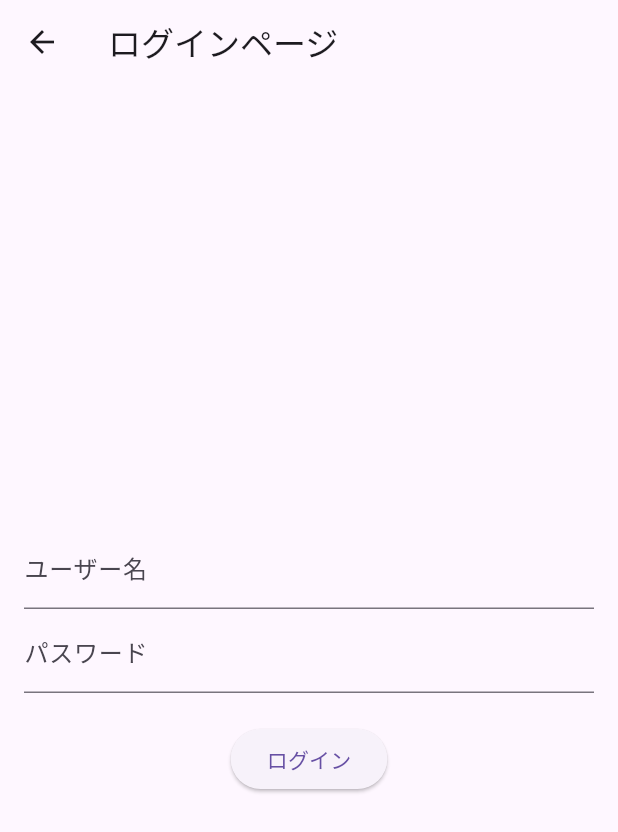
After one commit to akiii2024/kakomon_kanri, a Flutter app: the screen it shows after launch, in the side drawer, after a tap on the "person" icon, on a phone screen of 412 x 824 dp. The commit adds this screen. Shown: the top 832 px of the screen. Run offline on Flutter 3.47's test engine with Material 3 defaults, Android fonts, the phone set to English and light mode, and no system bars; our stand-ins replace cloud_firestore, firebase_auth, firebase_core, hive_flutter, image_picker; accounts and stored records are empty.

Commit message:
login追加（なんか動かない）

```diff
--- a/lib/main.dart
+++ b/lib/main.dart
@@ -3,6 +3,7 @@ import 'package:hive_flutter/hive_flutter.dart';
 import 'package:flutter_localizations/flutter_localizations.dart';
 import 'package:firebase_core/firebase_core.dart';
 import 'package:cloud_firestore/cloud_firestore.dart';
+import 'package:firebase_auth/firebase_auth.dart';
 import 'firebase_options.dart';
 import 'pages/home_page.dart';
 import 'pages/setting_sub_page.dart';
--- a/lib/pages/home_page.dart
+++ b/lib/pages/home_page.dart
@@ -9,6 +9,7 @@ import 'setting_page.dart';
 import 'detail_page.dart';
 import 'my_library_page.dart';
 import '../data/user_id.dart';
+import 'login_page.dart';
 
 const boxName = "aBox";
 
@@ -146,7 +147,14 @@ class _MyHomePageState extends State<MyHomePage> {
             UserAccountsDrawerHeader(
               accountName: Text(userName),
               accountEmail: Text(userId),
-              currentAccountPicture: Icon(Icons.person),
+              currentAccountPicture: GestureDetector(
+                onTap: (){
+              Navigator.of(context).push(
+                MaterialPageRoute(builder: (context) => LoginPage()),
+              );
+              },
+              child: Icon(Icons.person),
+            ),
             ),
             ListTile(
               title: Text('Main Page'),
--- /dev/null
+++ b/lib/pages/login_page.dart
@@ -0,0 +1,44 @@
+import 'package:flutter/material.dart';
+import 'package:firebase_auth/firebase_auth.dart';
+
+class LoginPage extends StatefulWidget {
+  @override
+  _LoginPageState createState() => _LoginPageState();
+}
+
+class _LoginPageState extends State<LoginPage> {
+  @override
+  Widget build(BuildContext context) {
+    return Scaffold(
+      appBar: AppBar(
+        title: Text('ログインページ'),
+      ),
+      body: Padding(
+        padding: const EdgeInsets.all(16.0),
+        child: Column(
+          mainAxisAlignment: MainAxisAlignment.center,
+          children: <Widget>[
+            TextField(
+              decoration: InputDecoration(
+                labelText: 'ユーザー名',
+              ),
+            ),
+            TextField(
+              decoration: InputDecoration(
+                labelText: 'パスワード',
+              ),
+              obscureText: true,
+            ),
+            SizedBox(height: 20),
+            ElevatedButton(
+              onPressed: () {
+                // ログイン処理をここに追加
+              },
+              child: Text('ログイン'),
+            ),
+          ],
+        ),
+      ),
+    );
+  }
+}
--- a/pubspec.yaml
+++ b/pubspec.yaml
@@ -22,6 +22,8 @@ dependencies:
   flutter_localization: ^0.2.0
   firebase_core: ^3.0.0
   cloud_firestore: ^5.0.0
+  firebase_storage: ^12.0.0
+  firebase_auth: ^5.0.0
 
 
 dev_dependencies:
```
Also changed, not shown: pubspec.lock, 4 other files.
